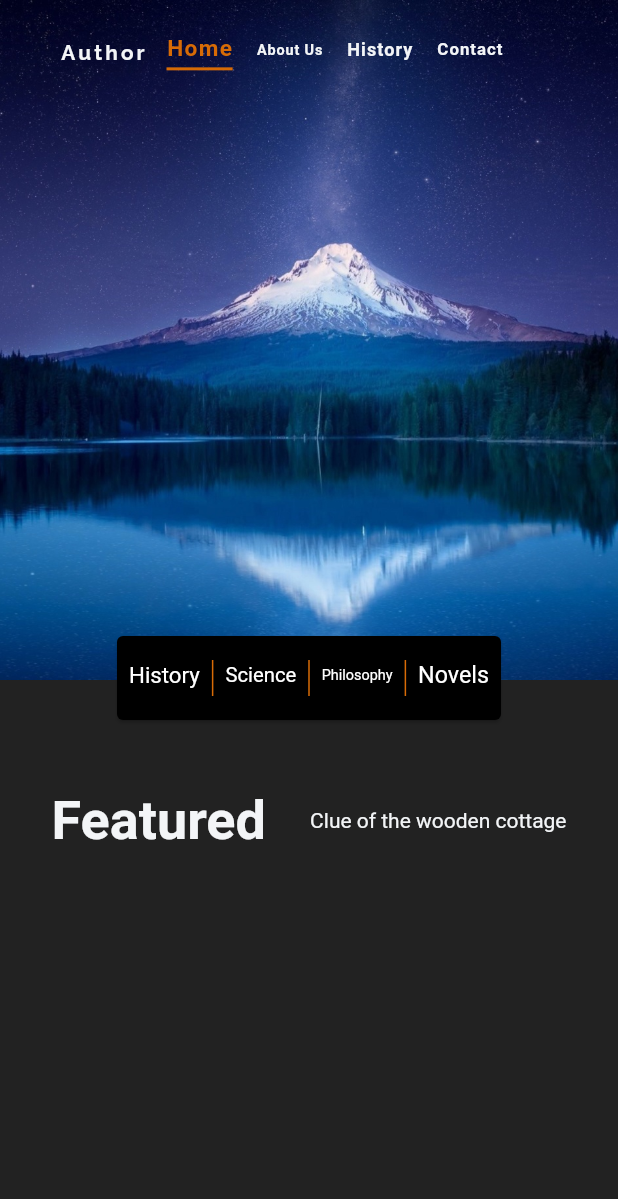
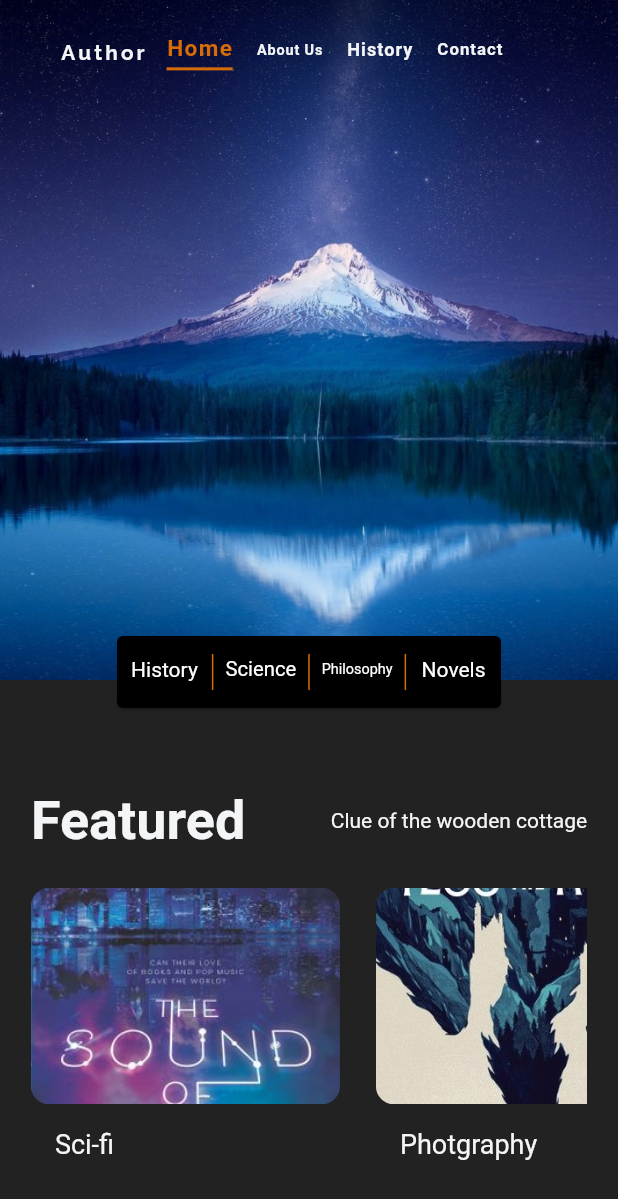
Before and after one commit to kritbovorn/code_flutter_web, a Flutter app: the screen it shows after launch, on a phone screen of 412 x 824 dp. Shown: the top 1199 px of the screen. Run offline on Flutter 3.47's test engine with Material 2 defaults, Android fonts, the phone set to English and light mode, and no system bars; our stand-ins replace google_fonts.

Commit message:
finish FeaturedTile()

```diff
--- a/lib/screens/home_page.dart
+++ b/lib/screens/home_page.dart
@@ -1,4 +1,5 @@
 import 'package:beginner/widgets/featured_heading.dart';
+import 'package:beginner/widgets/featured_tile.dart';
 import 'package:beginner/widgets/floating_quick_access_bar.dart';
 import 'package:beginner/widgets/top_bar_content.dart';
 import 'package:flutter/material.dart';
@@ -42,7 +43,8 @@ class _HomePageState extends State<HomePage> {
         preferredSize: Size(screenSize.width, 70),
         child: TopBarContent(opacity: _opacity),
       ),
-      body: Column(
+      body: SingleChildScrollView(
+        child: Column(
           children: [
             Stack(
               children: [
@@ -58,7 +60,10 @@ class _HomePageState extends State<HomePage> {
               ],
             ),
             const FeaturedHeading(),
+
+            FeaturedTile(),
           ],
+        ),
       ),
     );
   }
--- /dev/null
+++ b/lib/utils/responsive_widget.dart
@@ -0,0 +1,35 @@
+import 'package:flutter/material.dart';
+
+class ResponsiveWidget extends StatelessWidget {
+
+final Widget desktopScreen;
+final Widget? tabletScreen;
+final Widget? mobileScreen;
+
+static bool isSmallScreen(BuildContext context) {
+  return MediaQuery.of(context).size.width < 800;
+}
+
+static bool isTabletScreen(BuildContext context) {
+  return MediaQuery.of(context).size.width >= 800 && MediaQuery.of(context).size.width <= 1200;
+}
+
+static bool isLargeScreen(BuildContext context) {
+  return MediaQuery.of(context).size.width > 1200;
+}
+
+const ResponsiveWidget({ Key? key, required this.desktopScreen, required this.tabletScreen, required this.mobileScreen }) : super(key: key);
+
+  @override
+  Widget build(BuildContext context){
+    return LayoutBuilder(builder: (context, constraints) {
+      if (constraints.maxHeight < 800) {
+        return mobileScreen ?? desktopScreen;
+      } else if (constraints.maxWidth >= 800 && constraints.maxWidth <= 1200) {
+        return tabletScreen ?? desktopScreen;
+      } else {
+        return desktopScreen;
+      }
+    },);
+  }
+}
--- a/lib/widgets/featured_heading.dart
+++ b/lib/widgets/featured_heading.dart
@@ -1,32 +1,32 @@
 import 'package:beginner/constant/constant.dart';
+import 'package:beginner/utils/responsive_widget.dart';
 import 'package:flutter/material.dart';
 import 'package:google_fonts/google_fonts.dart';
 
 class FeaturedHeading extends StatelessWidget {
-const FeaturedHeading({ Key? key }) : super(key: key);
+  const FeaturedHeading({Key? key}) : super(key: key);
 
   @override
-  Widget build(BuildContext context){
+  Widget build(BuildContext context) {
     return Padding(
-      padding: const EdgeInsets.symmetric(vertical: 34),
+      padding: EdgeInsets.only(top: ResponsiveWidget.isLargeScreen(context) ? 82 : 42),
       child: Column(
         children: [
           Row(
             children: [
               const Expanded(child: SizedBox()),
-
               Expanded(
-                flex: 10,
+                flex: ResponsiveWidget.isSmallScreen(context) ? 18 : 10,
                 child: Row(
                   children: [
-
                     Text(
                       'Featured',
-                      style: GoogleFonts.roboto(fontSize: 36, fontWeight: FontWeight.bold, color: textColor),
+                      style: GoogleFonts.roboto(
+                          fontSize: 36,
+                          fontWeight: FontWeight.bold,
+                          color: textColor),
                     ),
-
                     const Expanded(child: SizedBox()),
-
                     Text(
                       'Clue of the wooden cottage',
                       style: GoogleFonts.roboto(color: textColor),
@@ -35,7 +35,6 @@ const FeaturedHeading({ Key? key }) : super(key: key);
                 ),
               ),
               const Expanded(child: SizedBox()),
-
             ],
           )
         ],
--- /dev/null
+++ b/lib/widgets/featured_tile.dart
@@ -0,0 +1,134 @@
+import 'package:beginner/constant/constant.dart';
+import 'package:beginner/utils/responsive_widget.dart';
+import 'package:flutter/material.dart';
+import 'package:google_fonts/google_fonts.dart';
+
+class FeaturedTile extends StatelessWidget {
+  FeaturedTile({Key? key}) : super(key: key);
+
+  final List<String> titles = [
+    'Sci-fi',
+    'Photgraphy',
+    'Romance',
+    'Sci-fi',
+    'Photgraphy',
+    'Romance'
+  ];
+  final List<String> assets = [
+    'assets/images/test1.jpeg',
+    'assets/images/test2.jpeg',
+    'assets/images/test3.jpeg',
+    'assets/images/test1.jpeg',
+    'assets/images/test2.jpeg',
+    'assets/images/test3.jpeg',
+  ];
+
+  @override
+  Widget build(BuildContext context) {
+    var screenSize = MediaQuery.of(context).size;
+
+    return ResponsiveWidget.isSmallScreen(context)
+        ? Padding(
+            padding: const EdgeInsets.symmetric(vertical: 24),
+            child: Row(
+              children: [
+                const Expanded(
+                  child: SizedBox(),
+                ),
+                Expanded(
+                  flex: 18,
+                  child: SingleChildScrollView(
+                    scrollDirection: Axis.horizontal,
+                    child: Row(
+                      mainAxisAlignment: MainAxisAlignment.spaceAround,
+                      children: [
+                        ...Iterable.generate(assets.length).map((e) => Padding(
+                              padding: const EdgeInsets.only(right: 24),
+                              child: Column(
+                                crossAxisAlignment: CrossAxisAlignment.start,
+                                children: [
+                                  SizedBox(
+                                    width: screenSize.width * 0.5,
+                                    height: screenSize.width * 0.35,
+                                    child: ClipRRect(
+                                      borderRadius: BorderRadius.circular(12),
+                                      child: Image.asset(
+                                        assets[e],
+                                        fit: BoxFit.cover,
+                                      ),
+                                    ),
+                                  ),
+                                  Padding(
+                                    padding: const EdgeInsets.all(16.0),
+                                    child: Text(
+                                      titles[e],
+                                      style: GoogleFonts.roboto(
+                                          color: textColor,
+                                          fontSize: 18,
+                                          fontWeight: FontWeight.w400),
+                                    ),
+                                  ),
+                                ],
+                              ),
+                            ))
+                      ],
+                    ),
+                  ),
+                ),
+                const Expanded(
+                  child: SizedBox(),
+                ),
+              ],
+            ),
+          )
+        : Padding(
+            padding: const EdgeInsets.symmetric(vertical: 24),
+            child: Row(
+              children: [
+                const Expanded(
+                  child: SizedBox(),
+                ),
+                Expanded(
+                  flex: 10,
+                  child: Row(
+                    mainAxisAlignment: MainAxisAlignment.spaceBetween,
+                    children: [
+                      ...Iterable.generate(assets.take(3).length)
+                          .map((e) => Column(
+                                // mainAxisAlignment: MainAxisAlignment.start,
+                                crossAxisAlignment: CrossAxisAlignment.start,
+                                children: [
+                                  SizedBox(
+                                    width: screenSize.width * 0.25,
+                                    height: screenSize.width * 0.18,
+                                    child: ClipRRect(
+                                      borderRadius: BorderRadius.circular(12),
+                                      child: Image.asset(
+                                        assets[e],
+                                        fit: BoxFit.cover,
+                                      ),
+                                    ),
+                                  ),
+                                  Padding(
+                                    padding: const EdgeInsets.symmetric(horizontal: 12, vertical: 22),
+                                    child: Text(
+                                      titles[e],
+                                      style: GoogleFonts.roboto(
+                                          color: textColor,
+                                          fontSize: 22,
+                                          fontWeight: FontWeight.w400),
+                                    ),
+                                  ),
+                                ],
+                              ))
+                    ],
+                  ),
+                ),
+                const Expanded(
+                  child: SizedBox(),
+                ),
+              ],
+            ),
+          );
+  }
+}
--- a/lib/widgets/floating_quick_access_bar.dart
+++ b/lib/widgets/floating_quick_access_bar.dart
@@ -1,5 +1,6 @@
 import 'package:beginner/constant/constant.dart';
 import 'package:beginner/customWidgets/custom_inkwell.dart';
+import 'package:beginner/utils/responsive_widget.dart';
 import 'package:flutter/material.dart';
 import 'package:google_fonts/google_fonts.dart';
 
@@ -29,13 +30,14 @@ class _FloatingQuickAccessBarState extends State<FloatingQuickAccessBar> {
     Icons.wb_sunny,
   ];
 
+
   List<Widget> generatedRowElements() {
     rowElements.clear();
 
     for (int i = 0; i < items.length; i++) {
       Widget elementTile = CustomInkwell(
         title: items[i],
-        textStyle: GoogleFonts.roboto(color: _isHoverings[i] ? textHoverColor : Colors.white, fontSize: 16),
+        textStyle: GoogleFonts.roboto(color: _isHoverings[i] ? textHoverColor : Colors.white, fontSize: ResponsiveWidget.isSmallScreen(context) ? 14 : 18),
         isVisible: false,
         onHover: (value) {
           setState(() {
@@ -68,9 +70,7 @@ class _FloatingQuickAccessBarState extends State<FloatingQuickAccessBar> {
   Widget build(BuildContext context) {
     return Padding(
       padding: EdgeInsets.only(top: widget.screenSize.height * 0.5),
-      child: Column(
-        children: [
-          Padding(
+      child: Padding(
         padding: const EdgeInsets.all(8.0),
         child: Row(
           children: [
@@ -82,7 +82,7 @@ class _FloatingQuickAccessBarState extends State<FloatingQuickAccessBar> {
               child: Card(
                 color: Colors.black,
                 child: Padding(
-                      padding: const EdgeInsets.symmetric(vertical: 16),
+                  padding: EdgeInsets.symmetric(vertical: ResponsiveWidget.isLargeScreen(context) ? 14 : 12),
                   child: Row(
                     mainAxisAlignment: MainAxisAlignment.spaceEvenly,
                     children: generatedRowElements(),
@@ -95,8 +95,6 @@ class _FloatingQuickAccessBarState extends State<FloatingQuickAccessBar> {
             ),
           ],
         ),
-          )
-        ],
       ),
     );
   }
```
Also changed, not shown: lib/widgets/top_bar_content.dart (+8 -8 lines). Lines whose indentation alone changed are shown as unchanged.
